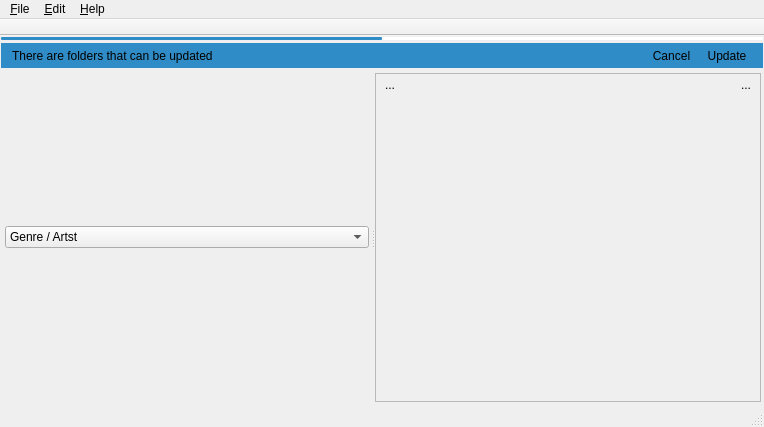
zakariakov/goldfinch, file mainwindow.ui: the form before one commit.
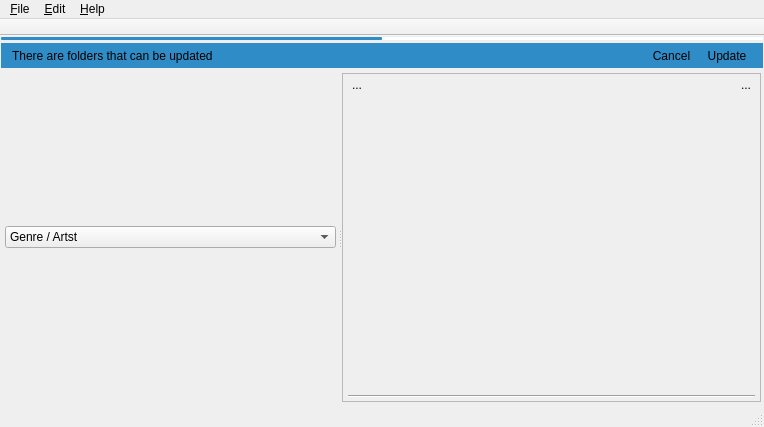
The form after the commit. Icons and pictures are not drawn.

```diff
--- a/mainwindow.ui
+++ b/mainwindow.ui
@@ -16,9 +16,6 @@
   <property name="windowTitle">
    <string>Goldfinch</string>
   </property>
-  <property name="styleSheet">
-   <string notr="true"/>
-  </property>
   <widget class="QWidget" name="centralWidget">
    <layout class="QVBoxLayout" name="vLayout_Center">
     <property name="spacing">
@@ -402,22 +399,24 @@
               </layout>
              </widget>
              <widget class="QWidget" name="pageAudio">
-              <layout class="QHBoxLayout" name="hlLayoutAudios">
+              <layout class="QVBoxLayout" name="verticalLayoutAudio">
                <property name="spacing">
-                <number>0</number>
+                <number>3</number>
                </property>
                <property name="leftMargin">
                 <number>3</number>
                </property>
                <property name="topMargin">
-                <number>0</number>
+                <number>3</number>
                </property>
                <property name="rightMargin">
                 <number>3</number>
                </property>
                <property name="bottomMargin">
-                <number>0</number>
+                <number>3</number>
                </property>
+               <item>
+                <layout class="QHBoxLayout" name="horizontalLayout_3">
                <item>
                 <widget class="QWidget" name="widgetCurAlbum" native="true">
                  <property name="minimumSize">
@@ -467,25 +466,27 @@
                     </property>
                    </widget>
                   </item>
-                  <item>
-                   <layout class="QHBoxLayout" name="horizontalLayout_2">
-                    <property name="spacing">
-                     <number>0</number>
-                    </property>
-                    <item>
-                     <widget class="QToolButton" name="tb_addAlbum">
-                      <property name="toolTip">
-                       <string>Add curent Album</string>
-                      </property>
-                      <property name="icon">
-                       <iconset>
-                        <normaloff>:/icons/album-add.png</normaloff>:/icons/album-add.png</iconset>
-                      </property>
-                      <property name="autoRaise">
-                       <bool>true</bool>
-                      </property>
-                     </widget>
-                    </item>
+                   </layout>
+                  </widget>
+                 </item>
+                 <item>
+                  <widget class="QWidget" name="widget" native="true">
+                   <layout class="QVBoxLayout" name="verticalLayout">
+                    <property name="spacing">
+                     <number>0</number>
+                    </property>
+                    <property name="leftMargin">
+                     <number>11</number>
+                    </property>
+                    <property name="topMargin">
+                     <number>11</number>
+                    </property>
+                    <property name="rightMargin">
+                     <number>11</number>
+                    </property>
+                    <property name="bottomMargin">
+                     <number>11</number>
+                    </property>
                     <item>
                      <widget class="QToolButton" name="tb_favoritAlbum">
                       <property name="toolTip">
@@ -543,22 +544,30 @@
                       </property>
                      </widget>
                     </item>
+                    <item>
+                     <widget class="QToolButton" name="tb_addAlbum">
+                      <property name="toolTip">
+                       <string>Add curent Album</string>
+                      </property>
+                      <property name="icon">
+                       <iconset>
+                        <normaloff>:/icons/album-add.png</normaloff>:/icons/album-add.png</iconset>
+                      </property>
+                      <property name="autoRaise">
+                       <bool>true</bool>
+                      </property>
+                     </widget>
+                    </item>
                    </layout>
-                  </item>
+                  </widget>
+                 </item>
+                </layout>
+               </item>
                   <item>
-                   <spacer name="verticalSpacer">
+                <widget class="Line" name="line">
                     <property name="orientation">
-                     <enum>Qt::Vertical</enum>
-                    </property>
-                    <property name="sizeHint" stdset="0">
-                     <size>
-                      <width>17</width>
-                      <height>134</height>
-                     </size>
-                    </property>
-                   </spacer>
-                  </item>
-                 </layout>
+                  <enum>Qt::Horizontal</enum>
+                 </property>
                 </widget>
                </item>
               </layout>
```
Left out of the diff: 2 changed lines with no effect on the pictures. Lines whose indentation alone changed are shown as unchanged.
